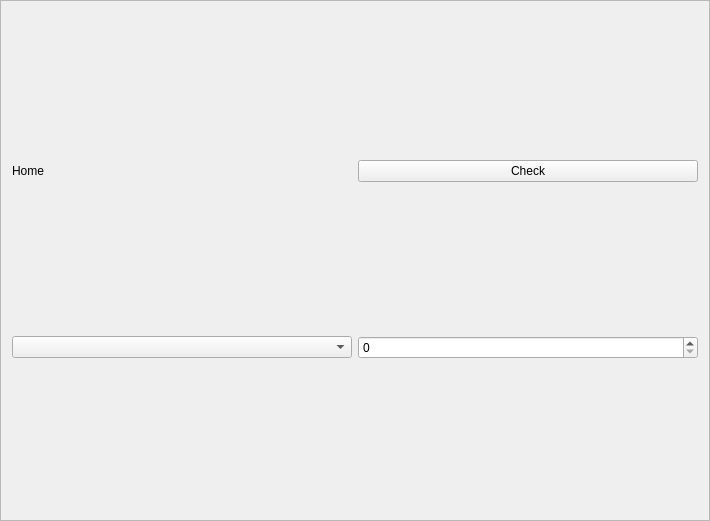
First picture: the form in src/views/account/account.ui, repository RyotaUnzai/candybox, before the edit.
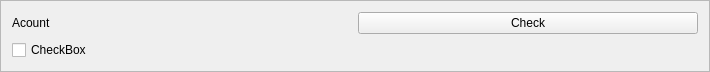
Second picture: the form after the edit.

```diff
--- a/src/views/account/account.ui
+++ b/src/views/account/account.ui
@@ -7,7 +7,7 @@
     <x>0</x>
     <y>0</y>
     <width>710</width>
-    <height>521</height>
+    <height>65</height>
    </rect>
   </property>
   <property name="windowTitle">
@@ -20,13 +20,6 @@
    <enum>QFrame::Raised</enum>
   </property>
   <layout class="QGridLayout" name="gridLayout">
-   <item row="0" column="0">
-    <widget class="QLabel" name="L_qss">
-     <property name="text">
-      <string>Home</string>
-     </property>
-    </widget>
-   </item>
    <item row="0" column="1">
     <widget class="QPushButton" name="PB_qss">
      <property name="text">
@@ -34,11 +27,19 @@
      </property>
     </widget>
    </item>
+   <item row="0" column="0">
+    <widget class="QLabel" name="L_qss">
+     <property name="text">
+      <string>Acount</string>
+     </property>
+    </widget>
+   </item>
    <item row="1" column="0">
-    <widget class="QComboBox" name="Cb_qss"/>
-   </item>
-   <item row="1" column="1">
-    <widget class="QSpinBox" name="SB_qss"/>
+    <widget class="QCheckBox" name="checkBox">
+     <property name="text">
+      <string>CheckBox</string>
+     </property>
+    </widget>
    </item>
   </layout>
  </widget>
```
Left out of the diff: 4 changed lines with no effect on the pictures.
